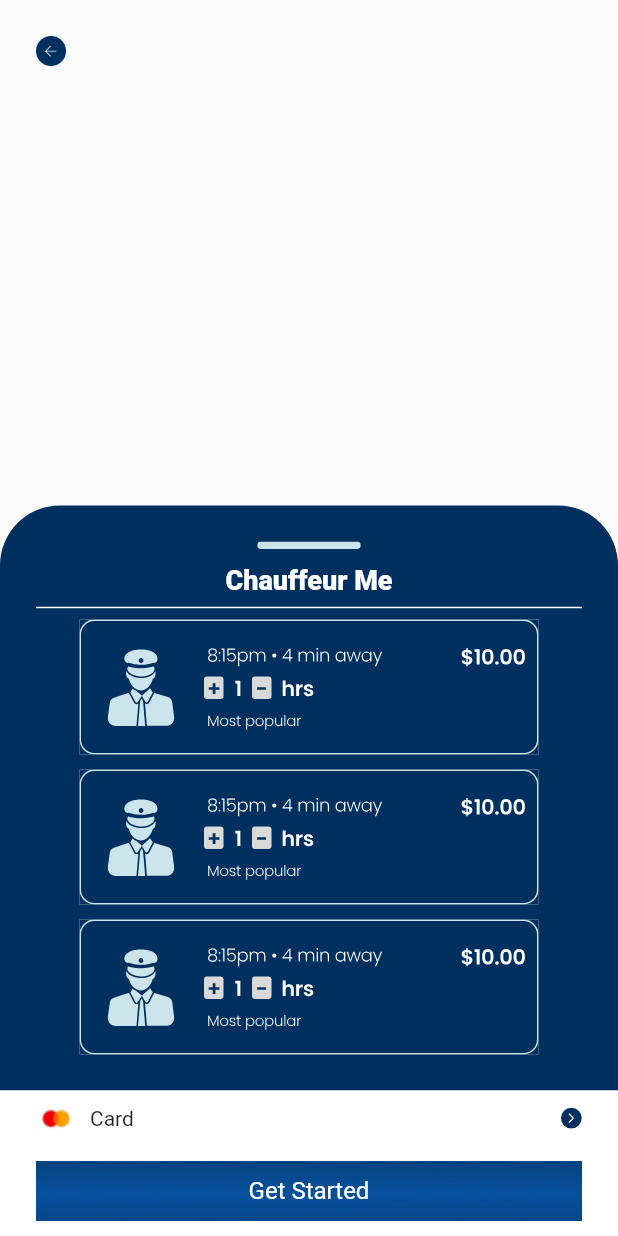
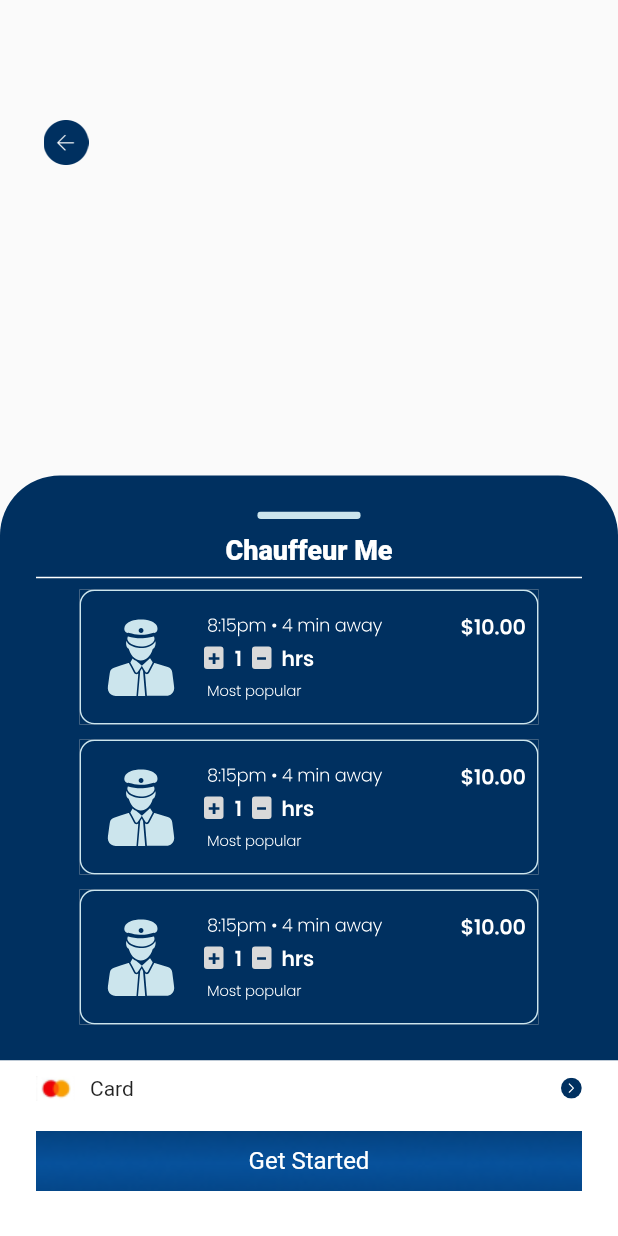
Before and after one commit to rinkuniks/flygrs-flutter, a Flutter app: the BookingScreen screen opened by its route, on a phone screen of 412 x 824 dp. Run offline on Flutter 3.47's test engine with Material 2 defaults, Android fonts, the phone set to English and light mode, and no system bars; our stand-ins replace flutter_rating_bar, flutter_svg; Roboto replaces fonts that are missing (Poppins).

```diff
--- a/lib/view/booking/booking_screen.dart
+++ b/lib/view/booking/booking_screen.dart
@@ -1,5 +1,6 @@
 import 'package:flutter/material.dart';
 import 'package:flutter_svg/flutter_svg.dart';
+import 'package:flygrs/res/components/HeaderBack.dart';
 import '../../Utils/res/colors.dart';
 
 class BookingScreen extends StatefulWidget {
@@ -12,24 +13,12 @@ class BookingScreen extends StatefulWidget {
 class _BookingScreenState extends State<BookingScreen> {
   @override
   Widget build(BuildContext context) {
-    return SafeArea(
-      child: Scaffold(
+    return Scaffold(
       body: Column(
         mainAxisAlignment: MainAxisAlignment.spaceBetween,
         children: [
           //Map
-            Container(
-              alignment: Alignment.topLeft,
-              child: Stack(
-                children: [
-                  Container(
-                      margin: const EdgeInsets.all(24),
-                      height: 20,
-                      width: 20,
-                      child: Image.asset("assets/images/blueBack.png"))
-                ],
-              ),
-            ),
+          HeaderBack(whichBack: 'blueBack',),
           //Bottom Selection
           Column(
             children: [
@@ -74,7 +63,7 @@ class _BookingScreenState extends State<BookingScreen> {
               ),
               //Card Selection
               Container(
-                  padding: const EdgeInsets.only(right: 24,left: 24,top: 10,bottom: 10),
+                padding: const EdgeInsets.only(right: 24,left: 24,top: 10,bottom: 30),
                 color: AppColors.white,
                 child: Column(
                   children: [
@@ -119,7 +108,6 @@ class _BookingScreenState extends State<BookingScreen> {
           ),
         ],
       ),
-      ),
     );
   }
 }
--- a/lib/view/home/takeMe_Home.dart
+++ b/lib/view/home/takeMe_Home.dart
@@ -1,6 +1,7 @@
 import 'package:flutter/material.dart';
 import 'package:flutter_svg/flutter_svg.dart';
 import 'package:flygrs/Utils/res/colors.dart';
+import 'package:flygrs/Utils/route/routeName.dart';
 import 'package:flygrs/res/components/AppGradientButton.dart';
 import 'package:flygrs/res/components/AppTextField.dart';
 import 'package:flygrs/res/components/NotificationHeader.dart';
@@ -174,7 +175,7 @@ class _TakeMeHomeViewState extends State<TakeMeHomeView> {
                         ),
                         AppGradientButton(
                           onTap: () {
-
+                            Navigator.pushNamed(context, RouteName.bookingScreen);
                           },
                           height: 51,
                           title: "Search",
--- a/lib/view/preAuth/getStartedScreenView.dart
+++ b/lib/view/preAuth/getStartedScreenView.dart
@@ -174,11 +174,11 @@ class _GetStartedScreenState extends State<GetStartedScreen> {
                       onTap: () {
                         if (kDebugMode) {
                           // Utils.snackBar("Clicked", context);
-                          // Navigator.pushNamed(context, RouteName.signupLogin);
+                          Navigator.pushNamed(context, RouteName.signupLogin);
                           // Navigator.pushNamed(context, RouteName.bottomNavigation);
                           // Navigator.pushNamed(context, RouteName.signupLogin);
                           // Navigator.pushNamed(context, RouteName.bottomNavigation);
-                          Navigator.pushNamed(context, RouteName.bookingScreen);
+                          // Navigator.pushNamed(context, RouteName.bookingScreen);
                           // Navigator.pushNamed(context, RouteName.takeMeHome);
                         }
                       }),
```
Lines whose indentation alone changed are shown as unchanged.
